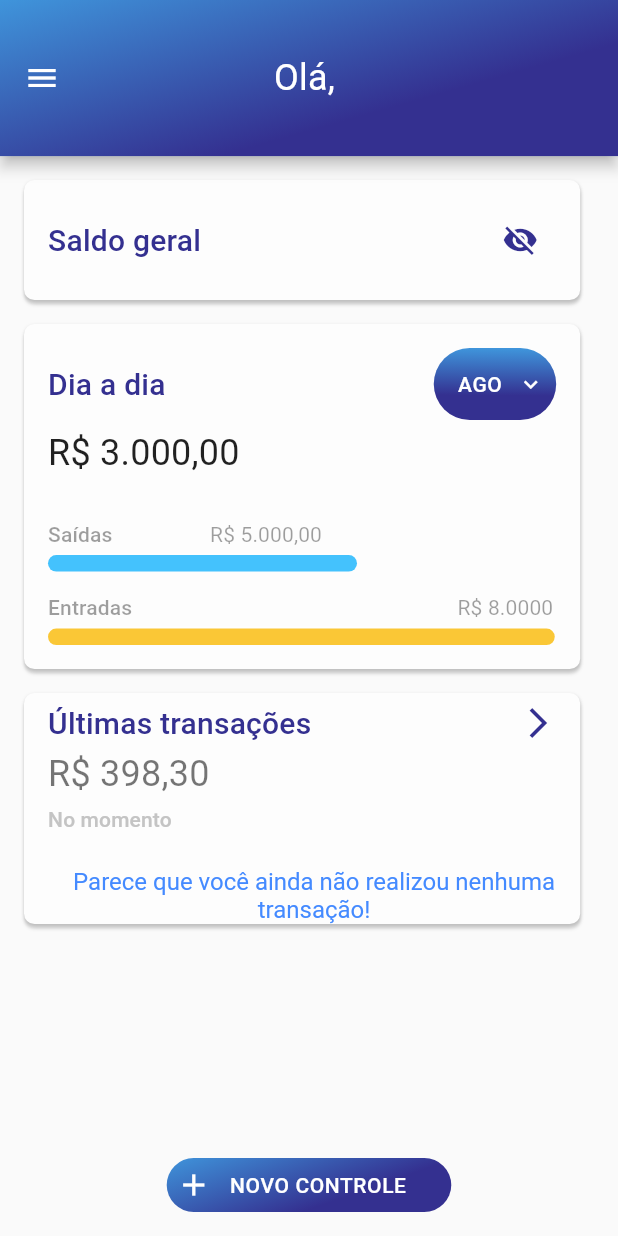
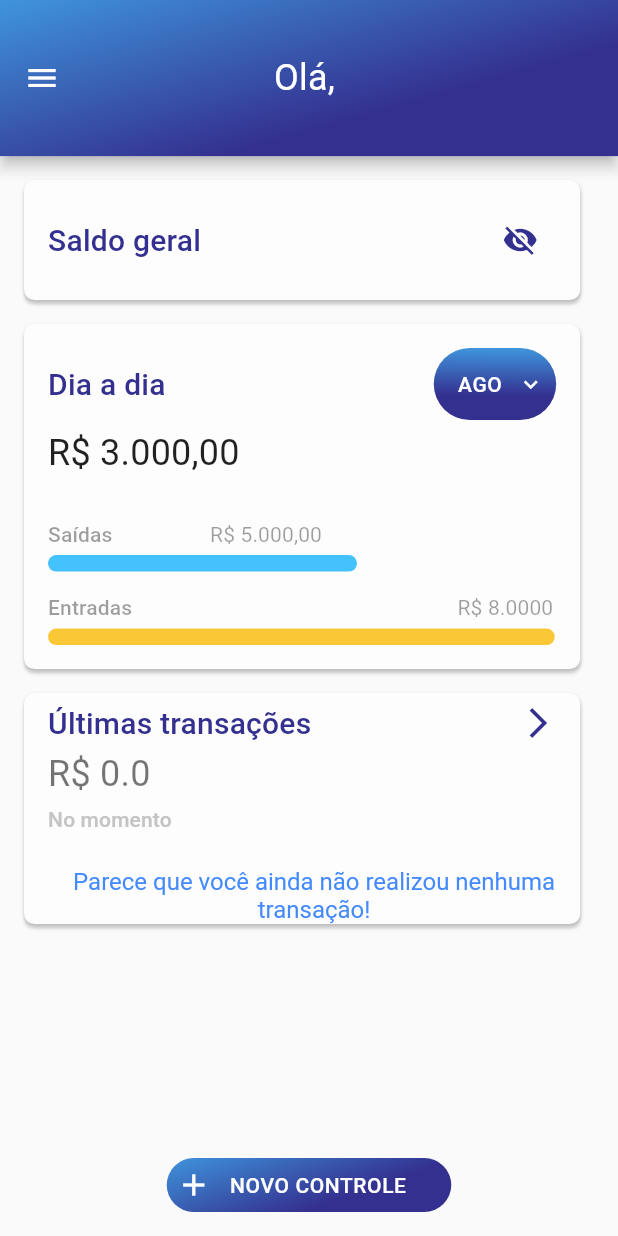
Before and after one commit to devguusta/RaroAcademy_Budget, a Flutter app: the HomePage screen opened by its route, on a phone screen of 412 x 824 dp. Run offline on Flutter 3.47's test engine with Material 2 defaults, Android fonts, the phone set to English and light mode, and no system bars; our stand-ins replace cloud_firestore, connectivity, firebase_auth, firebase_core, get_it, mobx and 1 more; missing offline and left inert: animated_card, cpf_cnpj_validator; accounts and stored records are empty; generated files the repository leaves out were written again; statements that could not run were skipped; project files that could hold a hidden picture were left out.

Commit message:
deixa icone das transações dinâmico, falta reajuste no valor total

```diff
--- a/lib/modules/home-page/widgets/card_last_transactions.dart
+++ b/lib/modules/home-page/widgets/card_last_transactions.dart
@@ -1,5 +1,7 @@
 import 'package:flutter/material.dart';
 import 'package:raro_academy_budget/modules/home-page/widgets/list_view_last_transactions.dart';
+import 'package:raro_academy_budget/shared/controllers/transaction_controller.dart';
+import 'package:raro_academy_budget/shared/models/transaction_model.dart';
 import 'package:raro_academy_budget/util/constants/app_text_styles.dart';
 
 class LastTransactions extends StatelessWidget {
@@ -7,8 +9,11 @@ class LastTransactions extends StatelessWidget {
     Key? key,
   }) : super(key: key);
 
+
   @override
   Widget build(BuildContext context) {
+    TransactionController controller = TransactionController();
+    double totalValueLastTransactions = 0;
     Size size = MediaQuery.of(context).size;
     return SingleChildScrollView(
       child: Container(
@@ -30,7 +35,20 @@ class LastTransactions extends StatelessWidget {
           color: const Color.fromRGBO(253, 253, 253, 1),
           borderRadius: BorderRadius.circular(7),
         ),
-        child: Column(
+        child: StreamBuilder<List<TransactionModel>>(
+          stream: controller.getLastTransaction(),
+          builder: (context, snapshot) {
+            if(!snapshot.hasData) {
+              return Center(child: CircularProgressIndicator());
+            } else if(snapshot.hasError) {
+              return Text("Erro ao buscar os dados no firebase");
+            } else if(snapshot.hasData) {
+              final list = snapshot.data ?? [];
+              list.forEach((transaction) async {
+                   totalValueLastTransactions += transaction.value;
+                    print(totalValueLastTransactions);
+                          });
+              return Column(
               crossAxisAlignment: CrossAxisAlignment.start,
               children: [
                 Padding(
@@ -52,10 +70,11 @@ class LastTransactions extends StatelessWidget {
                     ],
                   ),
                 ),
-            const Padding(
+                Padding(
                   padding: EdgeInsets.only(left: 16.0, top: 8),
                   child: Text(
-                "R\$ 398,30",
+                    'R\$ ${totalValueLastTransactions}'
+                    ,
                     style: AppTextStyles.kSubTitleLastTransactions,
                   ),
                 ),
@@ -71,6 +90,11 @@ class LastTransactions extends StatelessWidget {
                   child: ListViewLastTransactions(),
                 ),
               ],
+            );
+            }
+            return Container();
+
+          }
         ),
       ),
     );
--- a/lib/shared/repositories/transaction_repository.dart
+++ b/lib/shared/repositories/transaction_repository.dart
@@ -50,7 +50,7 @@ class TransactionRepository {
       return FirebaseFirestore.instance
           .collection("transaction")
           .where("type", isEqualTo: 'in')
-          .where("userId", isEqualTo: userManager.user!.uid)
+          .where("userId", isEqualTo: userManager.user!.uid).where("field")
           .orderBy("date", descending: true)
           .snapshots().map((e) =>
           e.docs.map((item) => TransactionModel.fromMap(item.data())).toList());
--- a/lib/shared/widgets/transaction_widget.dart
+++ b/lib/shared/widgets/transaction_widget.dart
@@ -1,4 +1,5 @@
 import 'package:flutter/material.dart';
+
 import 'package:raro_academy_budget/util/constants/app_text_styles.dart';
 
 class TransactionWidget extends StatefulWidget {
@@ -6,6 +7,7 @@ class TransactionWidget extends StatefulWidget {
   final String date;
   final String value;
   final IconData icon;
+  final Color color;
 
   const TransactionWidget({
     Key? key,
@@ -13,6 +15,7 @@ class TransactionWidget extends StatefulWidget {
     required this.date,
     required this.value,
     required this.icon,
+    required this.color,
   }) : super(key: key);
 
   @override
@@ -40,7 +43,7 @@ class _TransactionWidgetState extends State<TransactionWidget> {
               width: 40,
               height: 40,
               decoration: BoxDecoration(
-                color: const Color.fromRGBO(255, 180, 0, 1),
+                color: widget.color,
                 borderRadius: BorderRadius.circular(40),
               ),
               child: Icon(
--- /dev/null
+++ b/lib/util/extensions.dart
@@ -0,0 +1,5 @@
+extension format on double  {
+  String reais() {
+    return "R\$ ${this.toStringAsFixed(2)}".replaceAll(".", ",");
+  }
+}
```
Also changed, not shown: lib/modules/home-page/widgets/list_view_last_transactions.dart (+14 -0 lines), lib/modules/transactions/transactions-home/in_out_transactions_page.dart (+55 -17 lines). Lines whose indentation alone changed are shown as unchanged.
